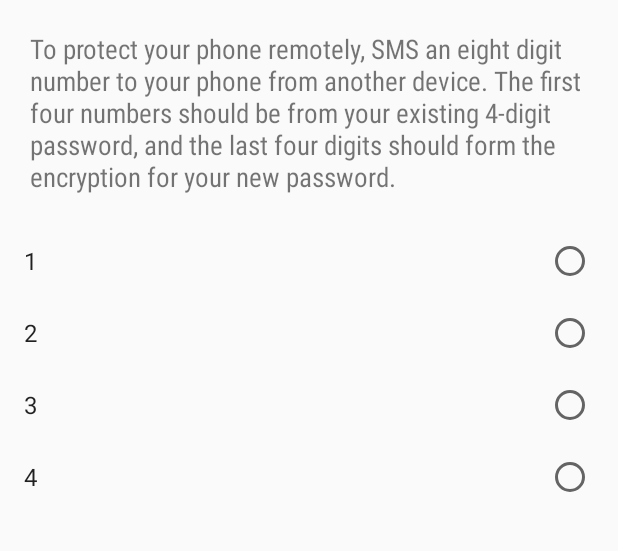
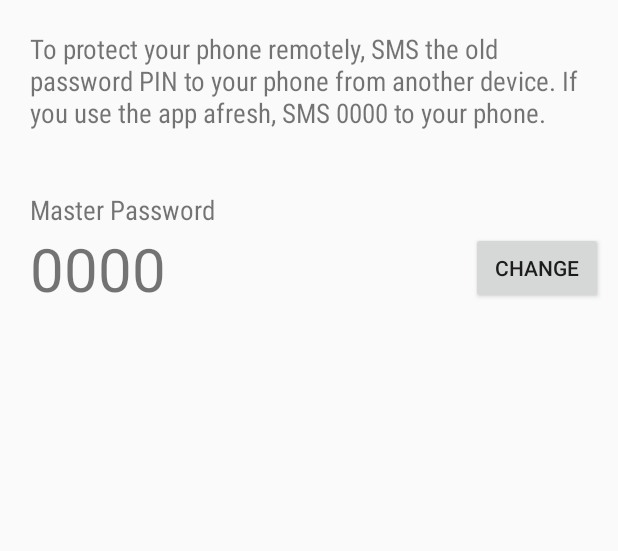
Before and after one commit to badarsh2/Genie, an Android app: the screen it shows after launch (LockScreenActivity), on a phone screen of 412 x 824 dp, the part 84-635 px from its top. Run offline under Robolectric (Android 15) with nearby library versions, the phone set to English and light mode, and no system bars.

```diff
--- a/app/src/main/java/com/example/adarsh/lockscreen/LockScreenActivity.java
+++ b/app/src/main/java/com/example/adarsh/lockscreen/LockScreenActivity.java
@@ -5,6 +5,7 @@ import android.app.Notification;
 import android.app.NotificationManager;
 import android.app.PendingIntent;
 import android.app.admin.DevicePolicyManager;
+import android.content.BroadcastReceiver;
 import android.content.ComponentName;
 import android.content.Context;
 import android.content.Intent;
@@ -12,12 +13,21 @@ import android.os.Bundle;
 import android.support.v7.app.ActionBarActivity;
 import android.support.v4.app.NotificationCompat;
 import android.support.v7.widget.Toolbar;
+import android.util.Log;
 import android.view.Menu;
 import android.view.MenuItem;
+import android.view.View;
 import android.widget.ArrayAdapter;
+import android.widget.Button;
+import android.widget.ImageView;
 import android.widget.ListView;
 import android.widget.RemoteViews;
+import android.widget.TextView;
 import android.widget.Toast;
+
+import java.util.ArrayList;
+import java.util.Arrays;
+import java.util.List;
 
 
 public class LockScreenActivity extends ActionBarActivity {
@@ -27,6 +37,11 @@ public class LockScreenActivity extends ActionBarActivity {
     ActivityManager activityManager;
     ComponentName compName;
     ReceiveSMS rs;
+    static String str;
+    static RemoteViews contentView;
+    static NotificationManager mNotificationManager;
+    static TextView textpwd;
+    static NotificationCompat.Builder notificationBuilder;
     Toolbar toolbar;
     @Override
     public void onCreate(Bundle savedInstanceState) {
@@ -47,32 +62,9 @@ public class LockScreenActivity extends ActionBarActivity {
         intent.putExtra(DevicePolicyManager.EXTRA_ADD_EXPLANATION,
                 "Additional text explaining why this needs to be added.");
         startActivityForResult(intent, 1);
-        Toast.makeText(getApplicationContext(), "Wee", Toast.LENGTH_LONG).show();
         // setContentView(R.layout.activity_lock_screen);
+        // notif_display();
 
-        String[] names = new String[] { "1", "2", "3", "4"};
-        ListView listView = (ListView) findViewById(R.id.list1);
-        listView.setAdapter(new ArrayAdapter<String>(this,
-                android.R.layout.simple_list_item_single_choice,
-                android.R.id.text1, names));
-        listView.setChoiceMode(ListView.CHOICE_MODE_SINGLE);
-
-        notif_display();
-
-    }
-
-    private void notif_display() {
-        int icon = R.mipmap.ic_launcher;
-        long when = System.currentTimeMillis();
-        NotificationManager mNotificationManager = (NotificationManager)getSystemService(NOTIFICATION_SERVICE);
-        RemoteViews contentView = new RemoteViews(getPackageName(), R.layout.custom_notification);
-        NotificationCompat.Builder notificationBuilder = new NotificationCompat.Builder(this)
-                .setSmallIcon(icon)
-                .setContent(contentView)
-                .setContentTitle("Custom Notification")
-                .setWhen(when);
-        notificationBuilder.setCustomBigContentView(contentView);
-        mNotificationManager.notify(1, notificationBuilder.build());
     }
 
 
--- a/app/src/main/res/layout/activity_lock_screen.xml
+++ b/app/src/main/res/layout/activity_lock_screen.xml
@@ -40,18 +40,43 @@
                 android:layout_alignParentTop="true"
                 android:layout_alignParentLeft="true"
                 android:layout_alignParentStart="true" />
-
-            <ListView
-                android:id="@+id/list1"
-                android:scrollbars="none"
-                android:footerDividersEnabled="false"
-                android:headerDividersEnabled="false"
-                android:divider="@null"
-                android:dividerHeight="0dp"
-                android:smoothScrollbar="true"
+            <TextView
                 android:layout_width="match_parent"
                 android:layout_height="wrap_content"
-                android:drawSelectorOnTop="false" />
+                android:layout_marginLeft="20dp"
+                android:layout_marginTop="20dp"
+                android:text="Master Password"
+                android:fontFamily="sans-serif-condensed"
+                android:textSize="18sp"
+                android:id="@+id/textView2"
+                android:layout_alignParentTop="true"
+                android:layout_alignParentLeft="true"
+                android:layout_alignParentStart="true" />
+            <LinearLayout
+                android:layout_width="match_parent"
+                android:layout_height="wrap_content"
+                android:orientation="horizontal">
+                <TextView
+                    android:layout_width="0dp"
+                    android:layout_weight="1"
+                    android:layout_height="wrap_content"
+                    android:layout_marginLeft="20dp"
+                    android:text="0000"
+                    android:fontFamily="sans-serif"
+                    android:textSize="40sp"
+                    android:id="@+id/massterpass"
+                    android:layout_alignParentTop="true"
+                    android:layout_alignParentLeft="true"
+                    android:layout_alignParentStart="true" />
+                <Button
+                    android:layout_width="wrap_content"
+                    android:layout_height="wrap_content"
+                    android:text="Change"
+                    android:id="@+id/change"
+                    android:layout_gravity="center"
+                    android:gravity="center"
+                    android:layout_marginRight="10dp"/>
+            </LinearLayout>
         </LinearLayout>
 
     </RelativeLayout>
--- a/app/src/main/res/values/strings.xml
+++ b/app/src/main/res/values/strings.xml
@@ -4,6 +4,6 @@
     <string name="app_name">Lock Screen</string>
     <string name="hello_world">Hello world!</string>
     <string name="action_settings">Settings</string>
-    <string name="description">To protect your phone remotely, SMS an eight digit number to your phone from another device. The first four numbers should be from your existing 4-digit password, and the last four digits should form the encryption for your new password.</string>
+    <string name="description">To protect your phone remotely, SMS the old password PIN to your phone from another device. If you use the app afresh, SMS 0000 to your phone.</string>
 
 </resources>
```
Also changed, not shown: app/src/main/AndroidManifest.xml (+12 -0 lines), app/src/main/java/com/example/adarsh/lockscreen/ReceiveSMS.java (+235 -0 lines), app/src/main/res/layout/custom_notification.xml (+36 -9 lines), app/src/main/res/drawable/backspace.png (added), app/src/main/res/drawable/submit.png (added), app/src/main/res/mipmap-hdpi/ic_launcher.png, app/src/main/res/mipmap-mdpi/ic_launcher.png, app/src/main/res/mipmap-xhdpi/ic_launcher.png, app/src/main/res/mipmap-xxhdpi/ic_launcher.png, app/src/main/res/mipmap-xxxhdpi/ic_launcher.png, 2 other files.
